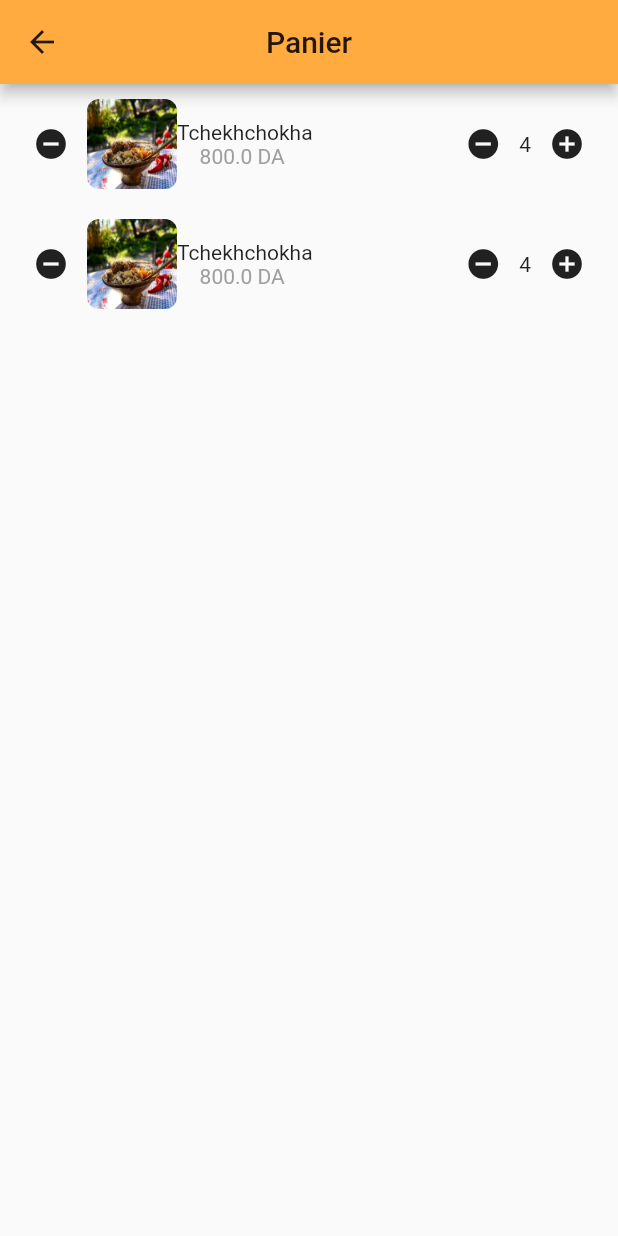
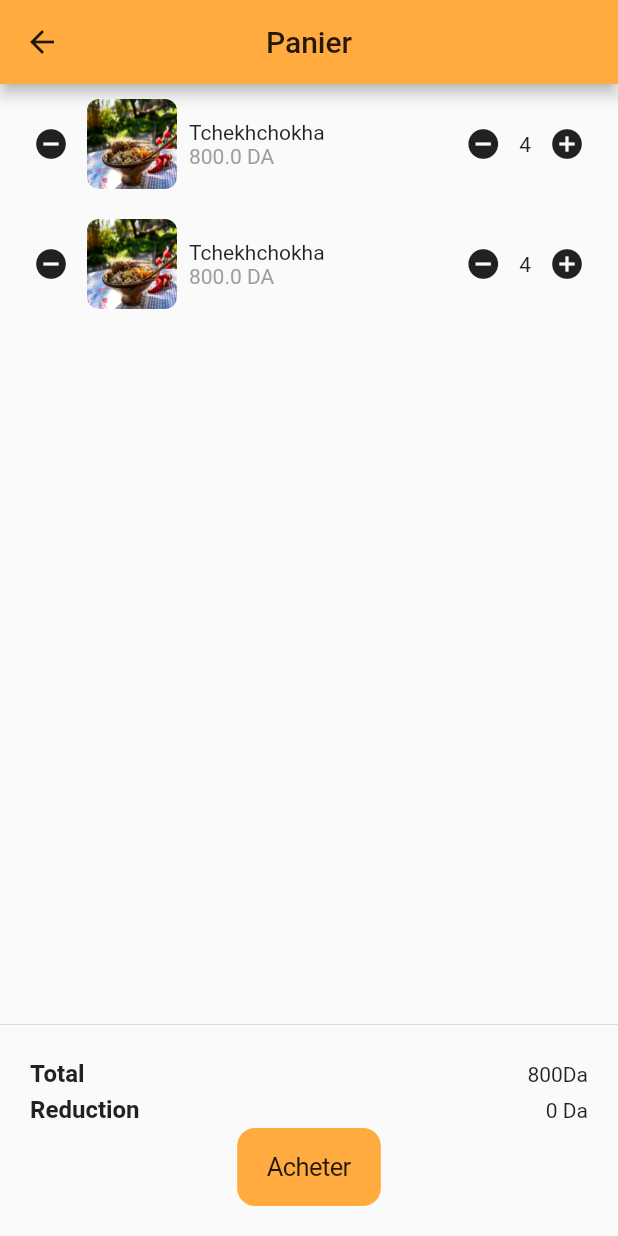
Before and after one commit to ahmedo100/marhaba_project2, a Flutter app: the screen it shows after launch, on a phone screen of 412 x 824 dp. Run offline on Flutter 3.47's test engine with Material 2 defaults, Android fonts, the phone set to English and light mode, and no system bars.

Commit message:
added cart page

```diff
--- a/lib/CartPage.dart
+++ b/lib/CartPage.dart
@@ -1,3 +1,4 @@
+import 'package:flutter/cupertino.dart';
 import 'package:flutter/material.dart';
 
 class CartPage extends StatelessWidget {
@@ -12,11 +13,14 @@ class CartPage extends StatelessWidget {
           style: TextStyle(color: Colors.black87),
         ),
         leading: IconButton(
+
             icon: Icon(
               Icons.arrow_back,
               color: Colors.black87,
             ),
-            onPressed: () {}),
+            onPressed: () {
+              Navigator.pop(context);
+            }),
       ),
       body: Column(
         children: <Widget>[
@@ -27,7 +31,11 @@ class CartPage extends StatelessWidget {
           Padding(
             padding: const EdgeInsets.all(10.0),
             child: CartItem(productName: "Tchekhchokha",imageUrl: "assets/images/chekhchokha.png",productPrice: 800,productQuantity: 4 ,),
-          )
+          ),
+          Spacer(),
+          Divider(height: 2.0,),
+
+          BottomCartWidget(),
         ],
       ),
     );
@@ -53,7 +61,7 @@ class _CartItemState extends State<CartItem> {
       crossAxisAlignment: CrossAxisAlignment.center  ,
       mainAxisAlignment: MainAxisAlignment.start,
       children: <Widget>[
-        Divider(),
+        Divider(height: 2.0,),
         Row(
           mainAxisAlignment: MainAxisAlignment.start,
 
@@ -74,8 +82,11 @@ class _CartItemState extends State<CartItem> {
                 borderRadius: BorderRadius.circular(8.0),
               ),
             ),
-            Column(
+            Padding(
+              padding: const EdgeInsets.only(left:8.0),
+              child: Column(
                 mainAxisAlignment: MainAxisAlignment.spaceEvenly,
+                crossAxisAlignment: CrossAxisAlignment.start,
                 children: <Widget>[
                   Text(
                     this.widget.productName,
@@ -86,6 +97,7 @@ class _CartItemState extends State<CartItem> {
                     style: TextStyle(color: Colors.grey),
                   )
                 ],
+              ),
             ),
             ],
         ),
@@ -115,7 +127,8 @@ class _CartItemState extends State<CartItem> {
                 )
           ],
         ),
-        Divider(),
+
+        Divider(height: 2.0,),
       ],
     );
   }
@@ -123,5 +136,42 @@ class _CartItemState extends State<CartItem> {
 
 
 class BottomCartWidget extends StatelessWidget {
+  @override
+  Widget build(BuildContext context) {
+
+    return Padding(
+      padding: const EdgeInsets.symmetric(vertical: 20.0),
+      child: Column(
+        children: <Widget>[
+
+        Padding(
+          padding: const EdgeInsets.only(left:20.0,right: 20),
+          child: Row(
+            children: <Widget>[
+              Text("Total",style: TextStyle(fontSize: 16,fontFamily: "Heebo"),),
+              Spacer(),
+              Text("800Da")
+            ],
+          ),
+        ),
+          Padding(
+            padding: const EdgeInsets.only(left:20.0,right: 20),
+            child: Row(
+              children: <Widget>[
+                Text("Reduction",style: TextStyle(fontSize: 16,fontFamily: "Heebo"),),
+                Spacer(),
+                Text("0 Da")
+              ],
+            ),
+          ),
+          CupertinoButton(
+            onPressed: (){},
+            color: Colors.orangeAccent,
+            child: Text("Acheter",style: TextStyle(color: Colors.black87),),
+          )
+        ],
+      ),
+    );
+  }
 
 }
```
Lines whose indentation alone changed are shown as unchanged.
